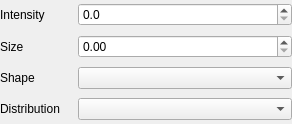
Qt form applications/ParticlesEditor/src/SceneTab/EmitterWidget.ui (AluminiumRat/mtt) before a commit.
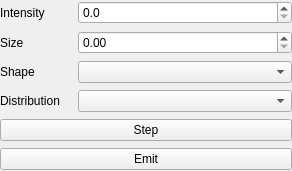
The same form after that commit.

Commit message: simulationStep and emitParticles added to EmitterObject

What changed in the file:
```diff
--- a/applications/ParticlesEditor/src/SceneTab/EmitterWidget.ui
+++ b/applications/ParticlesEditor/src/SceneTab/EmitterWidget.ui
@@ -7,7 +7,7 @@
     <x>0</x>
     <y>0</y>
     <width>292</width>
-    <height>124</height>
+    <height>171</height>
    </rect>
   </property>
   <property name="windowTitle">
@@ -143,6 +143,20 @@
      </item>
     </layout>
    </item>
+   <item>
+    <widget class="QPushButton" name="stepButton">
+     <property name="text">
+      <string>Step</string>
+     </property>
+    </widget>
+   </item>
+   <item>
+    <widget class="QPushButton" name="emitButton">
+     <property name="text">
+      <string>Emit</string>
+     </property>
+    </widget>
+   </item>
   </layout>
  </widget>
  <resources/>
```
The commit also changes 8 other files.
